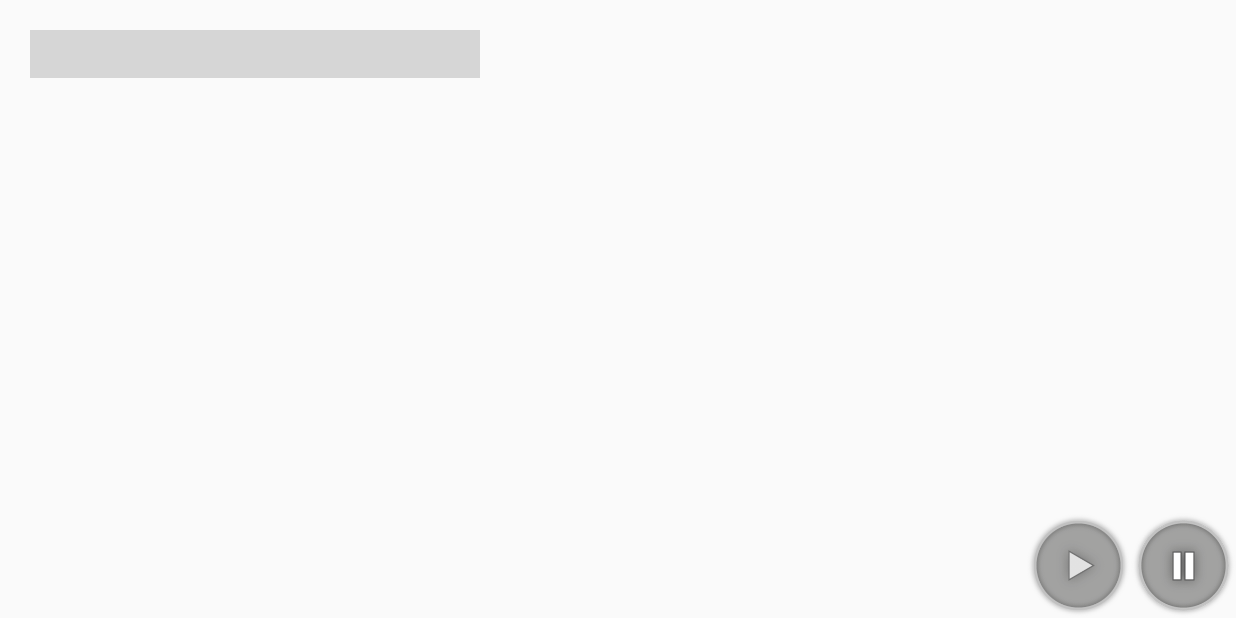
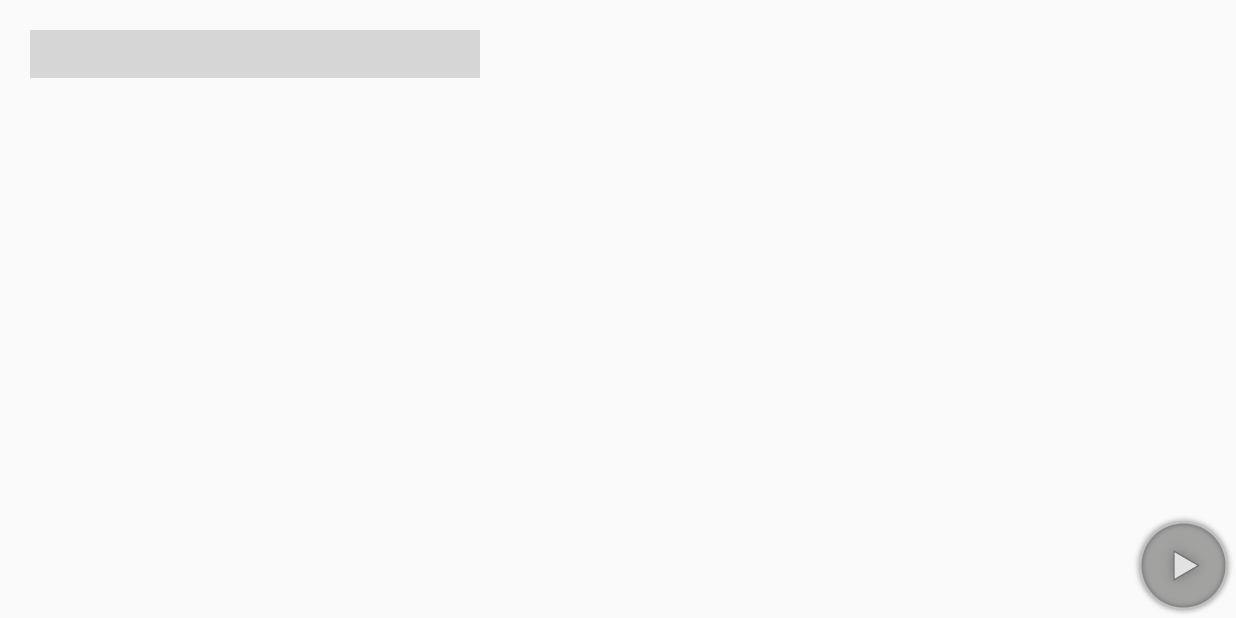
Before and after one commit to BQuiet/BQuiet, an Android app: the screen it shows after launch (MainActivity), on a phone screen of 824 x 412 dp (held sideways). Run offline under Robolectric (Android 15) with nearby library versions, the phone set to English and light mode, and no system bars; libraries missing offline, so code that uses them is left out: com.github.anastr.speedviewlib; plain views replace AwesomeSpeedometer, SpeedView; 2 statements that could not run were skipped; grey boxes are pictures that could not be loaded.

Commit message:
add same button to play/pause

```diff
--- a/app/src/main/res/layout/fragment_main.xml
+++ b/app/src/main/res/layout/fragment_main.xml
@@ -43,7 +43,8 @@
             android:layout_width="@dimen/button_play_pause_size"
             android:layout_height="@dimen/button_play_pause_size"
             android:layout_alignParentBottom="true"
-            android:layout_toLeftOf="@+id/fragment_pause_button"/>
+            android:layout_alignParentRight="true"
+            />
 
         <ImageButton
             android:id="@+id/fragment_pause_button"
@@ -51,7 +52,8 @@
             android:layout_width="@dimen/button_play_pause_size"
             android:layout_height="@dimen/button_play_pause_size"
             android:layout_alignParentBottom="true"
-            android:layout_alignParentRight="true"/>
+            android:layout_alignParentRight="true"
+            />
     </RelativeLayout>
 
 
```
Also changed, not shown: app/src/main/java/com/bquiet/bquiet/fragments/MainFragment.java (+14 -4 lines).
